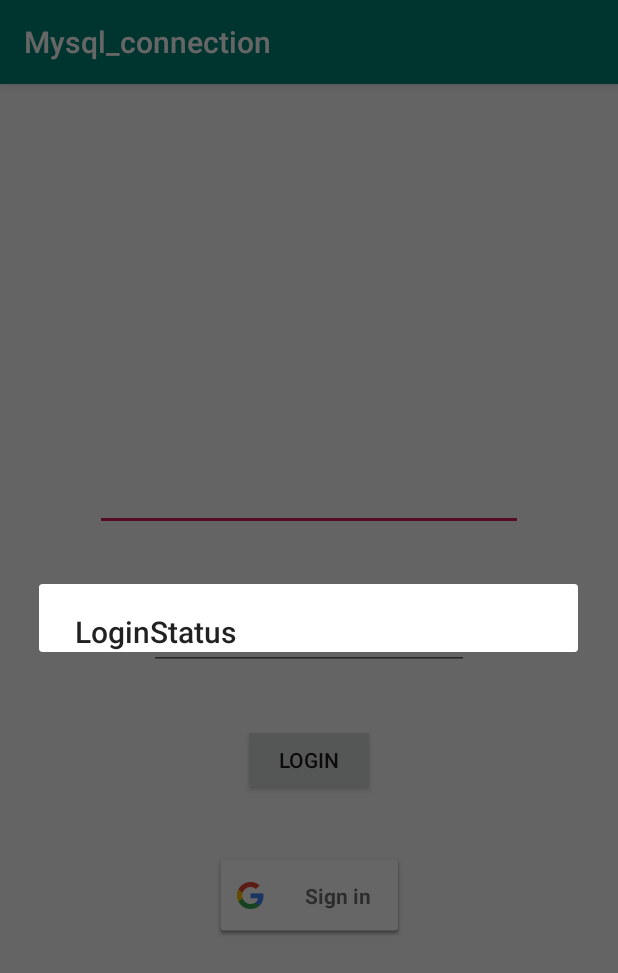
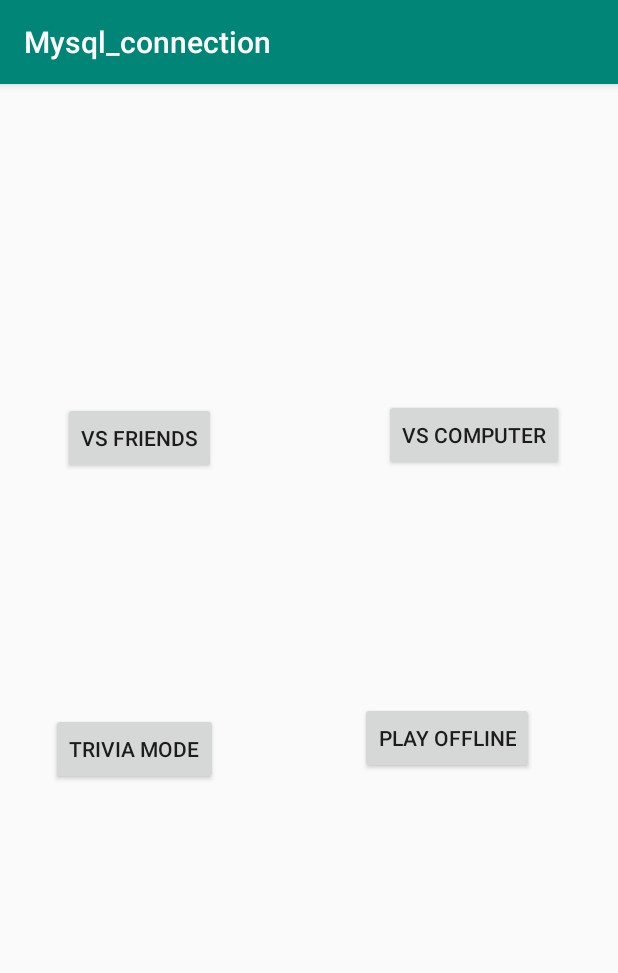
Before and after one commit to aparoopa/basicUILayout, an Android app: the screen it shows after launch (MainActivity before the commit, Menu after it), after a tap on "LOGIN", on a phone screen of 412 x 824 dp. Shown: the top 973 px of the screen. Run offline under Robolectric (Android 15) with nearby library versions, the phone set to English and light mode, and no system bars.

Commit message:
basic UI layout

```diff
--- a/app/build.gradle
+++ b/app/build.gradle
@@ -24,11 +24,12 @@ dependencies {
     implementation fileTree(dir: 'libs', include: ['*.jar'])
     implementation 'androidx.appcompat:appcompat:1.0.2'
     implementation 'androidx.constraintlayout:constraintlayout:1.1.3'
+    implementation 'com.google.android.material:material:1.0.0'
     testImplementation 'junit:junit:4.12'
     androidTestImplementation 'androidx.test.ext:junit:1.1.0'
     androidTestImplementation 'androidx.test.espresso:espresso-core:3.1.1'
     implementation 'com.google.android.gms:play-services-auth:17.0.0'
-        implementation 'com.github.bumptech.glide:glide:4.11.0'
-        annotationProcessor 'com.github.bumptech.glide:compiler:4.11.0'
+    implementation 'com.github.bumptech.glide:glide:4.11.0'
+    annotationProcessor 'com.github.bumptech.glide:compiler:4.11.0'
 
 }
--- a/app/src/main/java/com/example/mysql_connection/MainActivity.java
+++ b/app/src/main/java/com/example/mysql_connection/MainActivity.java
@@ -17,7 +17,9 @@ import com.google.android.gms.common.api.ApiException;
 import com.google.android.gms.tasks.Task;
 
 public class MainActivity extends AppCompatActivity {
-    EditText UsernameEt,PasswordEt; GoogleSignInClient mGoogleSignInClient; SignInButton signin;
+    EditText UsernameEt, PasswordEt;
+    GoogleSignInClient mGoogleSignInClient;
+    SignInButton signin;
     int RC_SIGN_IN= 0;
     @Override
     protected void onCreate(Bundle savedInstanceState) {
@@ -50,7 +52,9 @@ public class MainActivity extends AppCompatActivity {
         String password= PasswordEt.getText().toString();
         String type= "login";
         BackgroundWorker backgroundWorker= new BackgroundWorker(this);
-        backgroundWorker.execute(type, username, password);
+       backgroundWorker.execute(type, username, password);
+        Intent intent=new Intent(MainActivity.this, Menu.class);
+        startActivity(intent);
 
     }
     private void signIn()
--- /dev/null
+++ b/app/src/main/java/com/example/mysql_connection/Menu.java
@@ -0,0 +1,40 @@
+package com.example.mysql_connection;
+
+import androidx.appcompat.app.AppCompatActivity;
+
+import android.content.Intent;
+import android.os.Bundle;
+import android.view.View;
+import android.widget.Button;
+
+public class Menu extends AppCompatActivity {
+
+    private Button VComputer;
+    private Button VFriends;
+    private Button Trivia;
+    private Button PlyOffline;
+
+    @Override
+    protected void onCreate(Bundle savedInstanceState) {
+        super.onCreate(savedInstanceState);
+        setContentView(R.layout.activity_menu);
+
+        VComputer = (Button) findViewById(R.id.qComputer);
+        VFriends = (Button) findViewById(R.id.qFriends);
+        Trivia = (Button) findViewById(R.id.qTrivia);
+        PlyOffline = (Button) findViewById(R.id.qOffline);
+
+        VComputer.setOnClickListener(new View.OnClickListener() {
+            @Override
+            public void onClick(View v) {
+                selectsubject();
+            }
+        });
+    }
+    private void selectsubject(){
+
+            Intent intent = new Intent(Menu.this,Selectsubject.class);
+            startActivity(intent);
+
+    }
+}
--- /dev/null
+++ b/app/src/main/res/layout/activity_menu.xml
@@ -0,0 +1,70 @@
+<?xml version="1.0" encoding="utf-8"?>
+<androidx.constraintlayout.widget.ConstraintLayout xmlns:android="http://schemas.android.com/apk/res/android"
+    xmlns:app="http://schemas.android.com/apk/res-auto"
+    xmlns:tools="http://schemas.android.com/tools"
+    android:layout_width="match_parent"
+    android:layout_height="match_parent"
+    tools:context=".Menu">
+
+    <Button
+        android:id="@+id/qFriends"
+        android:layout_width="wrap_content"
+        android:layout_height="wrap_content"
+        android:layout_marginStart="42dp"
+        android:layout_marginTop="195dp"
+        android:layout_marginEnd="281dp"
+        android:layout_marginBottom="488dp"
+        android:text="VS FRIENDS"
+        app:layout_constraintBottom_toBottomOf="parent"
+        app:layout_constraintEnd_toEndOf="parent"
+        app:layout_constraintHorizontal_bias="0.0"
+        app:layout_constraintStart_toStartOf="parent"
+        app:layout_constraintTop_toTopOf="parent"
+        app:layout_constraintVertical_bias="0.463" />
+
+    <Button
+        android:id="@+id/qComputer"
+        android:layout_width="wrap_content"
+        android:layout_height="wrap_content"
+        android:layout_marginStart="131dp"
+        android:layout_marginTop="192dp"
+        android:layout_marginEnd="62dp"
+        android:layout_marginBottom="491dp"
+        android:text="VS COMPUTER"
+        app:layout_constraintBottom_toBottomOf="parent"
+        app:layout_constraintEnd_toEndOf="parent"
+        app:layout_constraintHorizontal_bias="0.433"
+        app:layout_constraintStart_toEndOf="@+id/qFriends"
+        app:layout_constraintTop_toTopOf="parent"
+        app:layout_constraintVertical_bias="0.494" />
+
+    <Button
+        android:id="@+id/qTrivia"
+        android:layout_width="wrap_content"
+        android:layout_height="wrap_content"
+        android:layout_marginStart="45dp"
+        android:layout_marginTop="149dp"
+        android:layout_marginEnd="278dp"
+        android:layout_marginBottom="291dp"
+        android:text="TRIVIA MODE"
+        app:layout_constraintBottom_toBottomOf="parent"
+        app:layout_constraintEnd_toEndOf="parent"
+        app:layout_constraintStart_toStartOf="parent"
+        app:layout_constraintTop_toBottomOf="@+id/qFriends" />
+
+    <Button
+        android:id="@+id/qOffline"
+        android:layout_width="wrap_content"
+        android:layout_height="wrap_content"
+        android:layout_marginStart="134dp"
+        android:layout_marginTop="130dp"
+        android:layout_marginEnd="56dp"
+        android:layout_marginBottom="297dp"
+        android:text="PLAY OFFLINE"
+        app:layout_constraintBottom_toBottomOf="parent"
+        app:layout_constraintEnd_toEndOf="parent"
+        app:layout_constraintHorizontal_bias="1.0"
+        app:layout_constraintStart_toEndOf="@+id/qTrivia"
+        app:layout_constraintTop_toBottomOf="@+id/qComputer"
+        app:layout_constraintVertical_bias="0.687" />
+</androidx.constraintlayout.widget.ConstraintLayout>
--- /dev/null
+++ b/app/src/main/res/values/dimens.xml
@@ -0,0 +1,3 @@
+<resources>
+    <dimen name="fab_margin">16dp</dimen>
+</resources>
--- a/app/src/main/res/values/strings.xml
+++ b/app/src/main/res/values/strings.xml
@@ -1,3 +1,4 @@
 <resources>
     <string name="app_name">Mysql_connection</string>
+    <string name="title_activity_mainmenu">Mainmenu</string>
 </resources>
```
Also changed, not shown: app/src/main/AndroidManifest.xml (+6 -1 lines), app/src/main/java/com/example/mysql_connection/Level.java (added, +32 -0 lines), app/src/main/java/com/example/mysql_connection/Selectsubject.java (added, +44 -0 lines), app/src/main/res/layout/activity_level.xml (added, +35 -0 lines), app/src/main/res/layout/activity_selectsubject.xml (added, +55 -0 lines), app/src/main/res/values/Level.xml (added, +9 -0 lines), app/src/main/res/values/styles.xml (+9 -0 lines), app/src/main/res/values/subjects.xml (added, +13 -0 lines).
